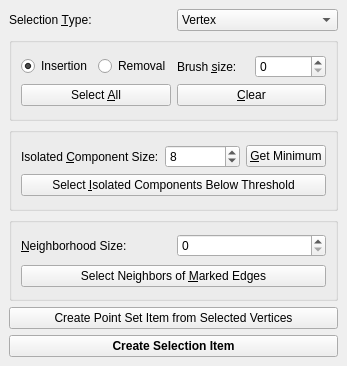
This is Polyhedron/demo/Polyhedron/Selection_widget.ui in CGAL/cgal as Qt 5 draws it before an edit. The edited form follows.
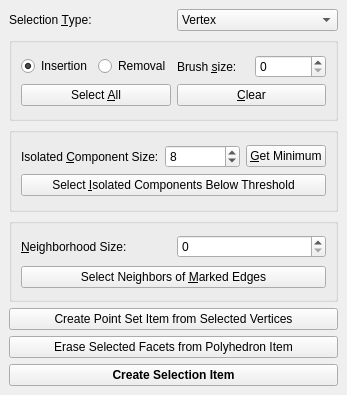
This is the edited form.

Commit message: Erase selected facets

```diff
--- a/Polyhedron/demo/Polyhedron/Selection_widget.ui
+++ b/Polyhedron/demo/Polyhedron/Selection_widget.ui
@@ -7,7 +7,7 @@
     <x>0</x>
     <y>0</y>
     <width>334</width>
-    <height>366</height>
+    <height>395</height>
    </rect>
   </property>
   <property name="windowTitle">
@@ -220,6 +220,13 @@
       </property>
      </widget>
     </item>
+    <item>
+     <widget class="QPushButton" name="Erase_selected_facets_button">
+      <property name="text">
+       <string>Erase Selected Facets from Polyhedron Item</string>
+      </property>
+     </widget>
+    </item>
     <item>
      <widget class="QPushButton" name="Create_selection_item_button">
       <property name="font">
```
The commit also changes 2 other files.
